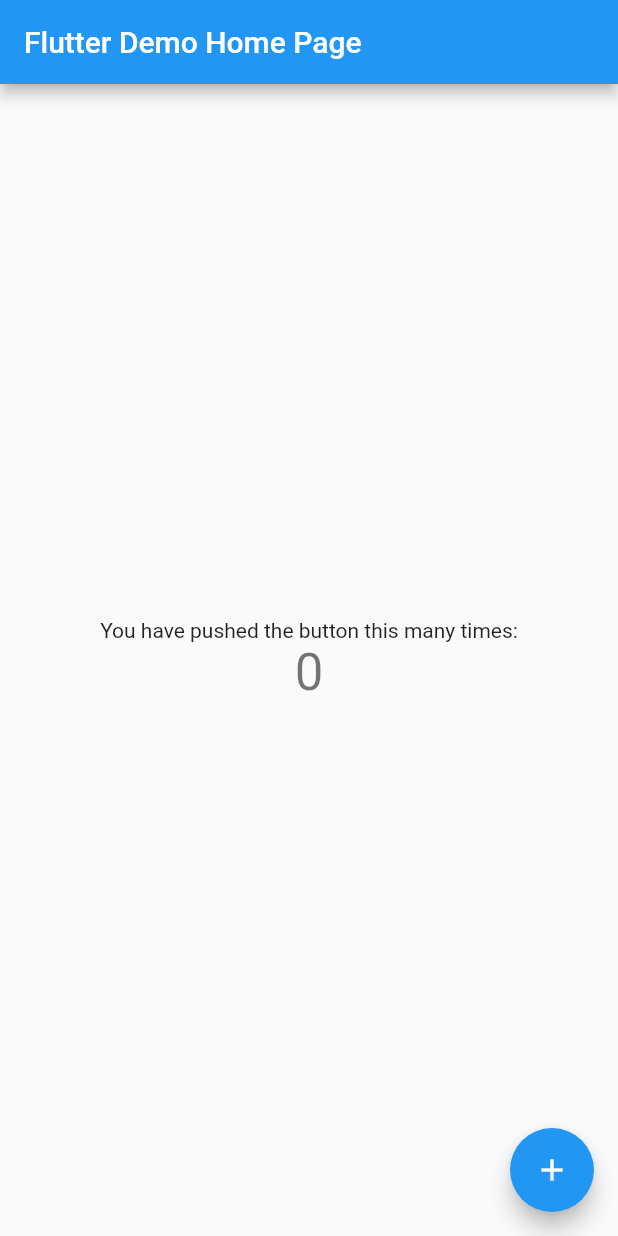
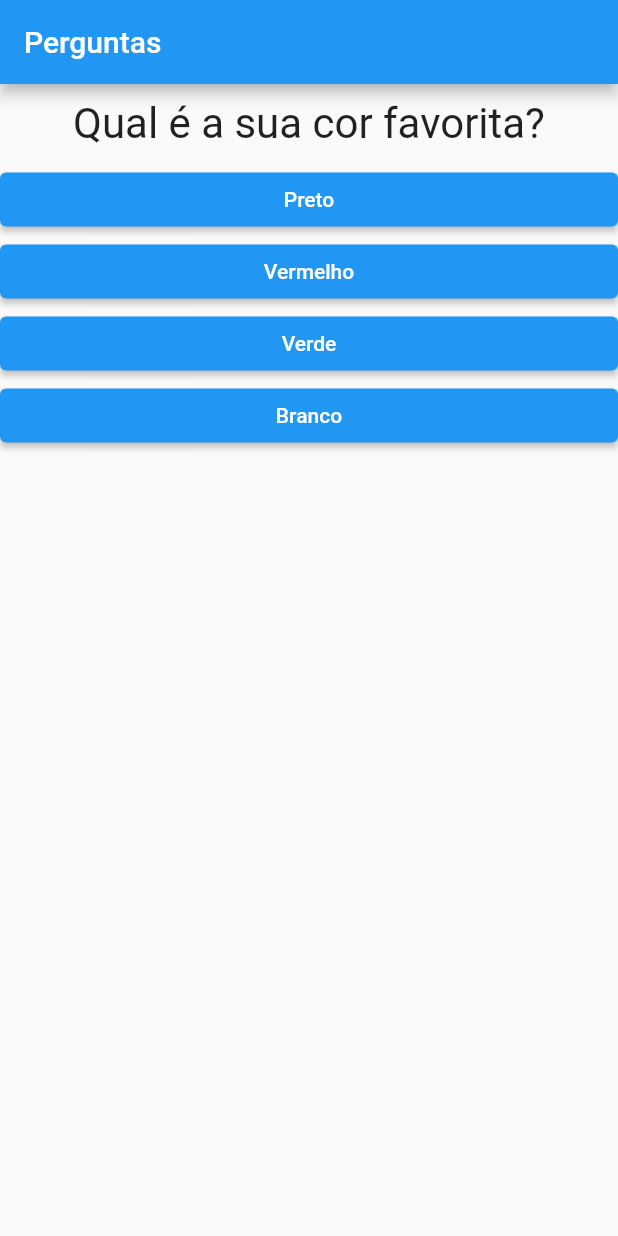
Before and after one commit to tiagomrluiz/Projetos_Pessoais, a Flutter app: the screen it shows after launch, on a phone screen of 412 x 824 dp. Run offline on Flutter 3.47's test engine with Material 2 defaults, Android fonts, the phone set to English and light mode, and no system bars.

Commit message:
primeiroProjetoFlutter

```diff
--- a/Curso_de_Flutter/projeto_perguntas/lib/main.dart
+++ b/Curso_de_Flutter/projeto_perguntas/lib/main.dart
@@ -1,113 +1,85 @@
+import 'package:flutter/cupertino.dart';
 import 'package:flutter/material.dart';
+import 'questionario.dart';
+import 'resultado.dart';
 
-void main() {
-  runApp(MyApp());
+main() {
+  runApp(new PerguntaApp());
 }
 
-class MyApp extends StatelessWidget {
-  // This widget is the root of your application.
-  @override
-  Widget build(BuildContext context) {
-    return MaterialApp(
-      title: 'Flutter Demo',
-      theme: ThemeData(
-        // This is the theme of your application.
-        //
-        // Try running your application with "flutter run". You'll see the
-        // application has a blue toolbar. Then, without quitting the app, try
-        // changing the primarySwatch below to Colors.green and then invoke
-        // "hot reload" (press "r" in the console where you ran "flutter run",
-        // or simply save your changes to "hot reload" in a Flutter IDE).
-        // Notice that the counter didn't reset back to zero; the application
-        // is not restarted.
-        primarySwatch: Colors.blue,
-      ),
-      home: MyHomePage(title: 'Flutter Demo Home Page'),
-    );
+class _PerguntaAppState extends State<PerguntaApp> {
+  var _perguntaSelecionada = 0;
+  var _pontuacaoTotal = 0;
+
+  final List<Map<String, Object>> _perguntas = const [
+    {
+      'texto': 'Qual é a sua cor favorita?',
+      'respostas': [
+        {'texto': 'Preto', 'pontuacao': 10},
+        {'texto': 'Vermelho', 'pontuacao': 05},
+        {'texto': 'Verde', 'pontuacao': 03},
+        {'texto': 'Branco', 'pontuacao': 01}
+      ],
+    },
+    {
+      'texto': 'Qual é o seu animal favorito?',
+      'respostas': [
+        {'texto': 'Coelho', 'pontuacao': 10},
+        {'texto': 'Cobra', 'pontuacao': 05},
+        {'texto': 'Elefante', 'pontuacao': 03},
+        {'texto': 'Leão', 'pontuacao': 01}
+      ],
+    },
+    {
+      'texto': 'Qual é o seu instrutor favorito?',
+      'respostas': [
+        {'texto': 'Leo', 'pontuacao': 10},
+        {'texto': 'Maria', 'pontuacao': 05},
+        {'texto': 'João', 'pontuacao': 03},
+        {'texto': 'Pedro', 'pontuacao': 01}
+      ],
+    },
+  ];
+
+  void _responder(int pontuacao) {
+    if (temPerguntaSelecionada) {
+      setState(() {
+        _perguntaSelecionada++;
+        _pontuacaoTotal += pontuacao;
+      });
+    }
   }
-}
 
-class MyHomePage extends StatefulWidget {
-  MyHomePage({Key key, this.title}) : super(key: key);
+  void _reiniciarQuestionario() {
+    setState(() {
+      _perguntaSelecionada = 0;
+      _pontuacaoTotal = 0;
+    });
+  }
 
-  // This widget is the home page of your application. It is stateful, meaning
-  // that it has a State object (defined below) that contains fields that affect
-  // how it looks.
-
-  // This class is the configuration for the state. It holds the values (in this
-  // case the title) provided by the parent (in this case the App widget) and
-  // used by the build method of the State. Fields in a Widget subclass are
-  // always marked "final".
-
-  final String title;
-
-  @override
-  _MyHomePageState createState() => _MyHomePageState();
-}
-
-class _MyHomePageState extends State<MyHomePage> {
-  int _counter = 0;
-
-  void _incrementCounter() {
-    setState(() {
-      // This call to setState tells the Flutter framework that something has
-      // changed in this State, which causes it to rerun the build method below
-      // so that the display can reflect the updated values. If we changed
-      // _counter without calling setState(), then the build method would not be
-      // called again, and so nothing would appear to happen.
-      _counter++;
-    });
+  bool get temPerguntaSelecionada {
+    return _perguntaSelecionada < _perguntas.length;
   }
 
   @override
   Widget build(BuildContext context) {
-    // This method is rerun every time setState is called, for instance as done
-    // by the _incrementCounter method above.
-    //
-    // The Flutter framework has been optimized to make rerunning build methods
-    // fast, so that you can just rebuild anything that needs updating rather
-    // than having to individually change instances of widgets.
-    return Scaffold(
+    return MaterialApp(
+        home: Scaffold(
       appBar: AppBar(
-        // Here we take the value from the MyHomePage object that was created by
-        // the App.build method, and use it to set our appbar title.
-        title: Text(widget.title),
+        title: Text('Perguntas'),
       ),
-      body: Center(
-        // Center is a layout widget. It takes a single child and positions it
-        // in the middle of the parent.
-        child: Column(
-          // Column is also a layout widget. It takes a list of children and
-          // arranges them vertically. By default, it sizes itself to fit its
-          // children horizontally, and tries to be as tall as its parent.
-          //
-          // Invoke "debug painting" (press "p" in the console, choose the
-          // "Toggle Debug Paint" action from the Flutter Inspector in Android
-          // Studio, or the "Toggle Debug Paint" command in Visual Studio Code)
-          // to see the wireframe for each widget.
-          //
-          // Column has various properties to control how it sizes itself and
-          // how it positions its children. Here we use mainAxisAlignment to
-          // center the children vertically; the main axis here is the vertical
-          // axis because Columns are vertical (the cross axis would be
-          // horizontal).
-          mainAxisAlignment: MainAxisAlignment.center,
-          children: <Widget>[
-            Text(
-              'You have pushed the button this many times:',
-            ),
-            Text(
-              '$_counter',
-              style: Theme.of(context).textTheme.headline4,
-            ),
-          ],
-        ),
-      ),
-      floatingActionButton: FloatingActionButton(
-        onPressed: _incrementCounter,
-        tooltip: 'Increment',
-        child: Icon(Icons.add),
-      ), // This trailing comma makes auto-formatting nicer for build methods.
-    );
+      body: temPerguntaSelecionada
+          ? Questionario(
+              perguntas: _perguntas,
+              perguntaSelecionada: _perguntaSelecionada,
+              quandoResponder: _responder)
+          : Resultado(_pontuacaoTotal, _reiniciarQuestionario),
+    ));
   }
 }
+
+class PerguntaApp extends StatefulWidget {
+  _PerguntaAppState createState() {
+    return _PerguntaAppState();
+  }
+}
--- /dev/null
+++ b/Curso_de_Flutter/projeto_perguntas/lib/questao.dart
@@ -0,0 +1,20 @@
+import 'package:flutter/material.dart';
+
+class Questao extends StatelessWidget {
+  final String texto;
+
+  Questao(this.texto);
+
+  @override
+  Widget build(BuildContext context) {
+    return Container(
+      width: double.infinity,
+      margin: EdgeInsets.all(10),
+      child: Text(
+        texto,
+        style: TextStyle(fontSize: 28),
+        textAlign: TextAlign.center,
+      ),
+    );
+  }
+}
--- /dev/null
+++ b/Curso_de_Flutter/projeto_perguntas/lib/questionario.dart
@@ -0,0 +1,37 @@
+import 'package:flutter/material.dart';
+import 'questao.dart';
+import 'resposta.dart';
+
+class Questionario extends StatelessWidget {
+  final List<Map<String, Object>> perguntas;
+  final int perguntaSelecionada;
+  final void Function(int) quandoResponder;
+
+  Questionario(
+      {@required this.perguntas,
+      @required this.perguntaSelecionada,
+      @required this.quandoResponder});
+
+  bool get temPerguntaSelecionada {
+    return perguntaSelecionada < perguntas.length;
+  }
+
+  @override
+  Widget build(BuildContext context) {
+    List<Map<String, Object>> respostas = temPerguntaSelecionada
+        ? perguntas[perguntaSelecionada]['respostas']
+        : null;
+
+    return Column(
+      children: <Widget>[
+        Questao(perguntas[perguntaSelecionada]['texto']),
+        ...respostas.map((resp) {
+          return Resposta(
+            resp['texto'],
+            () => quandoResponder(resp['pontuacao']),
+          );
+        }).toList(),
+      ],
+    );
+  }
+}
--- /dev/null
+++ b/Curso_de_Flutter/projeto_perguntas/lib/resposta.dart
@@ -0,0 +1,24 @@
+import 'package:flutter/foundation.dart';
+import 'package:flutter/material.dart';
+
+class Resposta extends StatelessWidget {
+  final String texto;
+
+  final void Function() quandoSelecionado;
+
+  Resposta(this.texto, this.quandoSelecionado);
+
+  @override
+  Widget build(BuildContext context) {
+    return Container(
+      width: double.infinity,
+      child: ElevatedButton(
+          style: ElevatedButton.styleFrom(primary: Colors.blue),
+          onPressed: quandoSelecionado,
+          child: Text(
+            texto,
+            style: TextStyle(color: Colors.white),
+          )),
+    );
+  }
+}
--- /dev/null
+++ b/Curso_de_Flutter/projeto_perguntas/lib/resultado.dart
@@ -0,0 +1,39 @@
+import 'package:flutter/material.dart';
+import 'resposta.dart';
+import 'questao.dart';
+
+class Resultado extends StatelessWidget {
+  final int pontuacao;
+  final void Function() quandoreiniciarQuestionario;
+
+  Resultado(this.pontuacao, this.quandoreiniciarQuestionario);
+
+  String get fraseResultado {
+    if (pontuacao < 8) {
+      return 'Parabens!';
+    } else if (pontuacao < 12) {
+      return 'Você é Bom!';
+    } else if (pontuacao < 16) {
+      return 'Impressionante!!!';
+    } else {
+      return 'Nivel Jedi!!!';
+    }
+  }
+
+  @override
+  Widget build(BuildContext context) {
+    return Column(
+      mainAxisAlignment: MainAxisAlignment.center,
+      children: [
+        Center(
+          child: Text(
+            fraseResultado,
+            style: TextStyle(fontSize: 28),
+          ),
+        ),
+        TextButton(onPressed: quandoreiniciarQuestionario, child: Text('Reiniciar?',
+        style: TextStyle(color: Colors.blue, fontSize: 18),))
+      ],
+    );
+  }
+}
```
Also changed, not shown: 1 other file.
